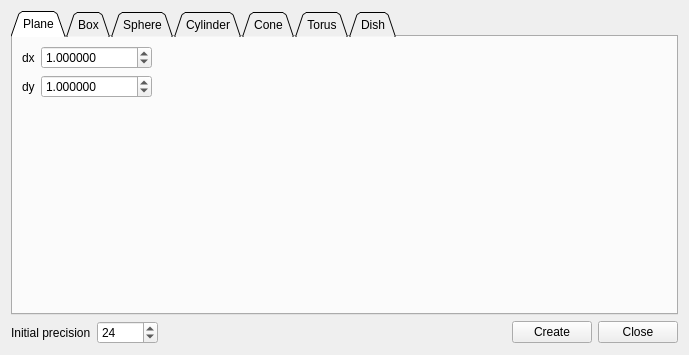
First picture: the form in eCV/ui_templates/primitiveFactoryDlg.ui, repository Asher-1/ACloudViewer, before the edit.
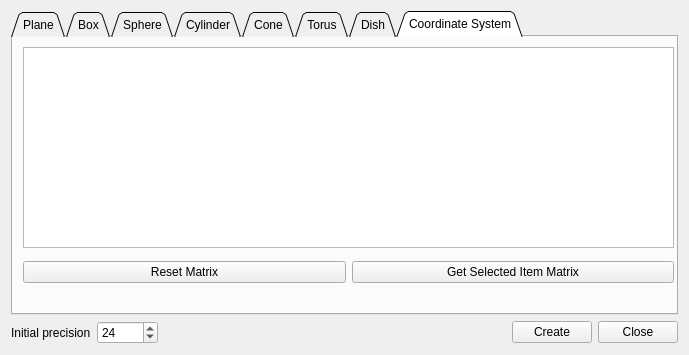
Second picture: the form after the edit. Icons and pictures are not drawn.

Commit message: add pcl loading for float type support and add ccCoordinateSystem Object && fix some rendering bugs

Patch:
```diff
--- a/eCV/ui_templates/primitiveFactoryDlg.ui
+++ b/eCV/ui_templates/primitiveFactoryDlg.ui
@@ -20,7 +20,7 @@
       <enum>QTabWidget::Triangular</enum>
      </property>
      <property name="currentIndex">
-      <number>0</number>
+      <number>7</number>
      </property>
      <property name="elideMode">
       <enum>Qt::ElideNone</enum>
@@ -940,6 +940,59 @@
        </item>
       </layout>
      </widget>
+     <widget class="QWidget" name="coordinateSystemTab">
+      <attribute name="icon">
+       <iconset resource="../MainWindow.qrc">
+        <normaloff>:/Resources/images/pqShowOrientationAxes@2x.png</normaloff>:/Resources/images/pqShowOrientationAxes@2x.png</iconset>
+      </attribute>
+      <attribute name="title">
+       <string>Coordinate System</string>
+      </attribute>
+      <widget class="QWidget" name="verticalLayoutWidget">
+       <property name="geometry">
+        <rect>
+         <x>10</x>
+         <y>10</y>
+         <width>651</width>
+         <height>201</height>
+        </rect>
+       </property>
+       <layout class="QVBoxLayout" name="verticalLayout_10">
+        <item>
+         <widget class="QPlainTextEdit" name="csMatrixTextEdit"/>
+        </item>
+       </layout>
+      </widget>
+      <widget class="QWidget" name="horizontalLayoutWidget">
+       <property name="geometry">
+        <rect>
+         <x>10</x>
+         <y>220</y>
+         <width>651</width>
+         <height>31</height>
+        </rect>
+       </property>
+       <layout class="QHBoxLayout" name="horizontalLayout_11">
+        <item>
+         <widget class="QPushButton" name="csClearMatrixButton">
+          <property name="text">
+           <string>Reset Matrix</string>
+          </property>
+         </widget>
+        </item>
+        <item>
+         <widget class="QPushButton" name="csSetMatrixBasedOnSelectedObjectButton">
+          <property name="toolTip">
+           <string>&lt;html&gt;&lt;head/&gt;&lt;body&gt;&lt;p&gt;Select an item in the DB Tree&lt;/p&gt;&lt;/body&gt;&lt;/html&gt;</string>
+          </property>
+          <property name="text">
+           <string>Get Selected Item Matrix</string>
+          </property>
+         </widget>
+        </item>
+       </layout>
+      </widget>
+     </widget>
     </widget>
    </item>
    <item>
```
The commit also changes 143 other files.
